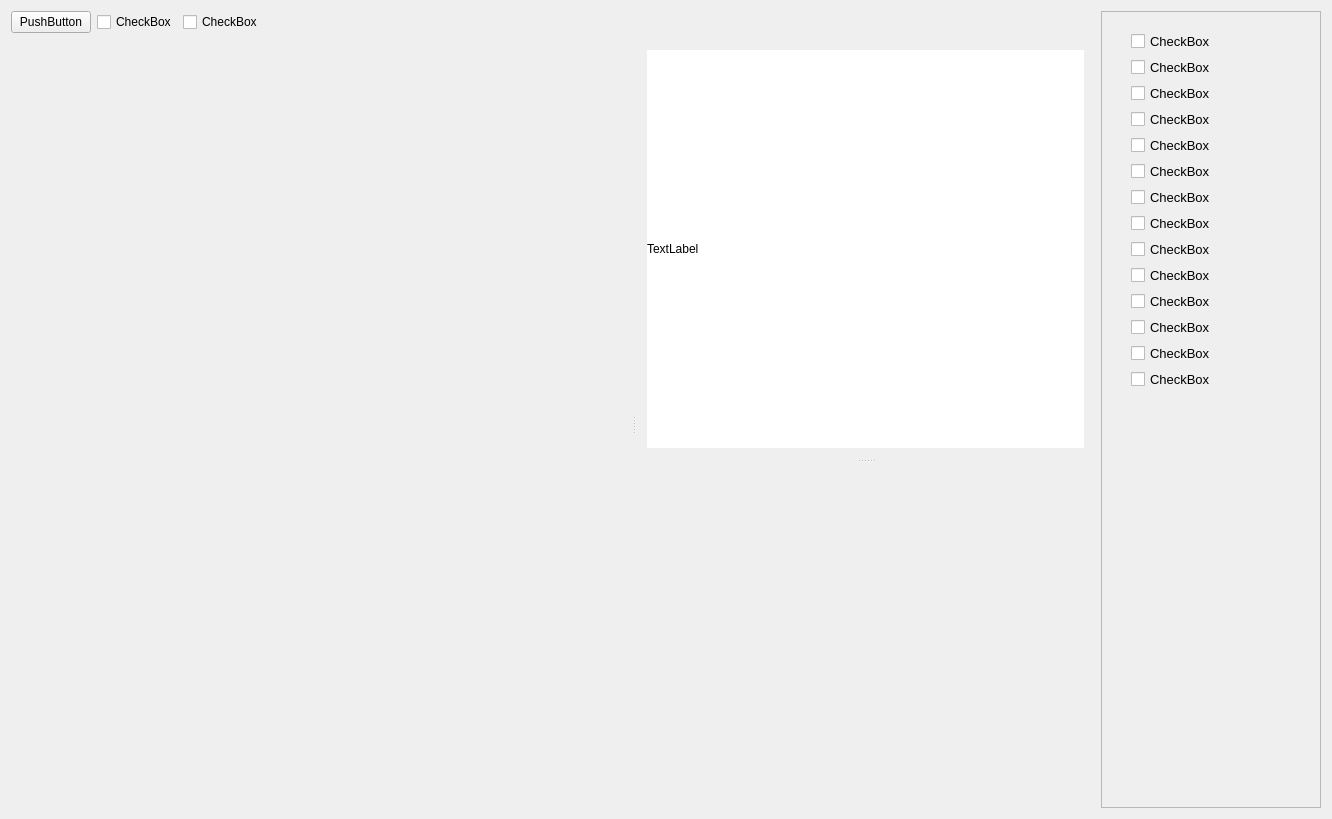
This is ThousandRectsInConcurentThreads/thousandrectsinconcurentthreads.ui in sergshloyda/ThousandRects as Qt 5 draws it before an edit. The edited form follows.
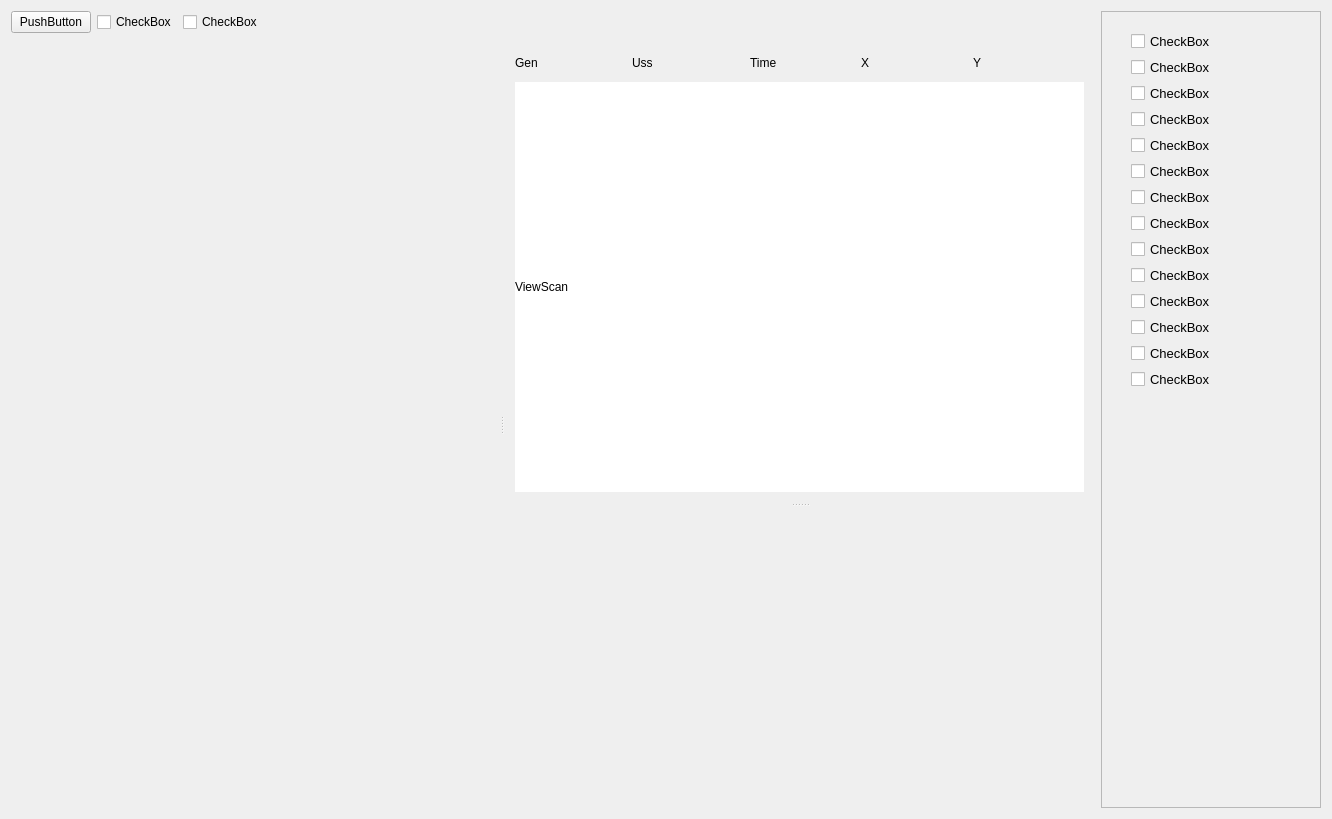
This is the edited form. Custom widgets are drawn as their Qt base class.

The edit to the form file:
```diff
--- a/ThousandRectsInConcurentThreads/thousandrectsinconcurentthreads.ui
+++ b/ThousandRectsInConcurentThreads/thousandrectsinconcurentthreads.ui
@@ -84,7 +84,73 @@
            <height>100</height>
           </size>
          </property>
-         <layout class="QHBoxLayout" name="horizontalLayout_3">
+         <layout class="QVBoxLayout" name="verticalLayout_4" stretch="0,1">
+          <item>
+           <layout class="QHBoxLayout" name="horizontalLayout_5" stretch="1,1,3">
+            <property name="topMargin">
+             <number>6</number>
+            </property>
+            <property name="bottomMargin">
+             <number>6</number>
+            </property>
+            <item>
+             <widget class="QLabel" name="label_5">
+              <property name="text">
+               <string>Gen</string>
+              </property>
+             </widget>
+            </item>
+            <item>
+             <widget class="QLabel" name="label_7">
+              <property name="text">
+               <string>Uss</string>
+              </property>
+             </widget>
+            </item>
+            <item>
+             <widget class="BeamWidget" name="beam_widget" native="true">
+              <layout class="QHBoxLayout" name="horizontalLayout_4">
+               <property name="spacing">
+                <number>0</number>
+               </property>
+               <property name="leftMargin">
+                <number>0</number>
+               </property>
+               <property name="topMargin">
+                <number>0</number>
+               </property>
+               <property name="rightMargin">
+                <number>0</number>
+               </property>
+               <property name="bottomMargin">
+                <number>0</number>
+               </property>
+               <item>
+                <widget class="QLabel" name="Time">
+                 <property name="text">
+                  <string>Time</string>
+                 </property>
+                </widget>
+               </item>
+               <item>
+                <widget class="QLabel" name="X">
+                 <property name="text">
+                  <string>X</string>
+                 </property>
+                </widget>
+               </item>
+               <item>
+                <widget class="QLabel" name="Y">
+                 <property name="text">
+                  <string>Y</string>
+                 </property>
+                </widget>
+               </item>
+              </layout>
+             </widget>
+            </item>
+           </layout>
+          </item>
           <item>
            <widget class="QLabel" name="label">
             <property name="minimumSize">
@@ -98,7 +164,7 @@
 </string>
             </property>
             <property name="text">
-             <string>TextLabel</string>
+             <string>ViewScan</string>
             </property>
            </widget>
           </item>
@@ -431,6 +497,12 @@
    <header>qcustomplot.h</header>
    <container>1</container>
   </customwidget>
+  <customwidget>
+   <class>BeamWidget</class>
+   <extends>QWidget</extends>
+   <header>beamwidget.h</header>
+   <container>1</container>
+  </customwidget>
  </customwidgets>
  <resources>
   <include location="thousandrectsinconcurentthreads.qrc"/>
```
Left out of the diff: 4 changed lines with no effect on the pictures.
